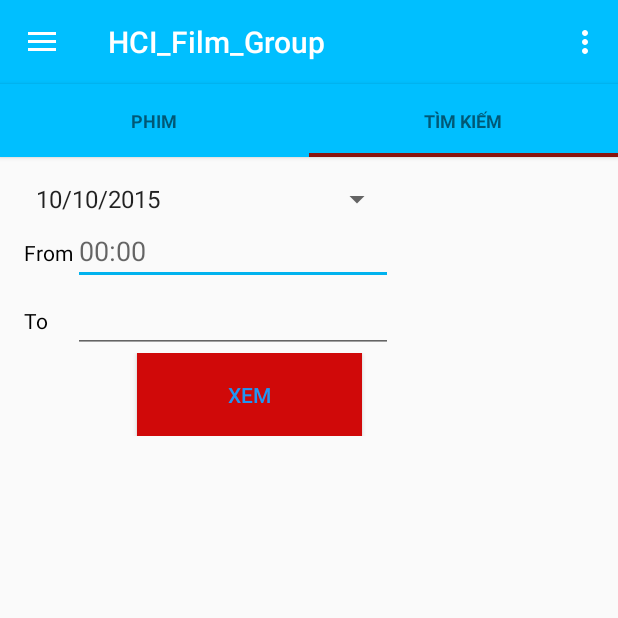
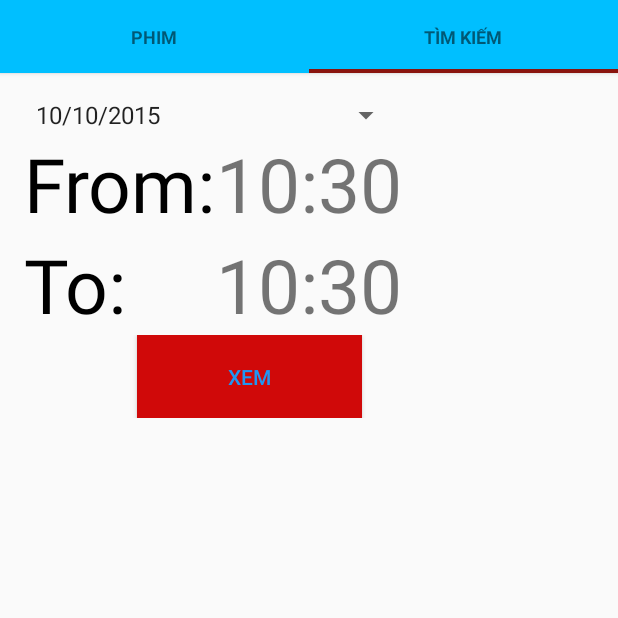
Before and after one commit to DatHT/FilmHCI, an Android app: the screen it shows after launch (MainActivity), after a tap on "TÌM KIẾM", on a phone screen of 412 x 824 dp, the top half of it. Run offline under Robolectric (Android 15) with nearby library versions, the phone set to English and light mode, and no system bars; our stand-ins replace Picasso; libraries missing offline, so code that uses them is left out: android.support.v7; pictures from the network do not load; 1 statement that could not run was skipped.

Commit message:
Update full :))

```diff
--- a/app/src/main/java/com/fpt/hci/activity/MainActivity.java
+++ b/app/src/main/java/com/fpt/hci/activity/MainActivity.java
@@ -27,12 +27,12 @@ public class MainActivity extends AppCompatActivity implements FragmentDrawer.Fr
     protected void onCreate(Bundle savedInstanceState) {
         super.onCreate(savedInstanceState);
         setContentView(R.layout.activity_main);
-        mToolbar = (Toolbar)findViewById(R.id.toolbar);
-        setSupportActionBar(mToolbar);
-        getSupportActionBar().setDisplayShowHomeEnabled(true);
+//        mToolbar = (Toolbar)findViewById(R.id.toolbar);
+//        setSupportActionBar(mToolbar);
+//        getSupportActionBar().setDisplayShowHomeEnabled(true);
         drawerFragment = (FragmentDrawer)
                 getSupportFragmentManager().findFragmentById(R.id.fragment_navigation_drawer);
-        drawerFragment.setUp(R.id.fragment_navigation_drawer, (DrawerLayout) findViewById(R.id.drawer_layout), mToolbar);
+//        drawerFragment.setUp(R.id.fragment_navigation_drawer, (DrawerLayout) findViewById(R.id.drawer_layout), mToolbar);
         drawerFragment.setDrawerListener(this);
         //displayView(0);
         //set up sliding page
--- a/app/src/main/java/com/fpt/hci/tabs/TabFilm.java
+++ b/app/src/main/java/com/fpt/hci/tabs/TabFilm.java
@@ -48,7 +48,7 @@ public class TabFilm extends Fragment {
                 intent.putExtra(DetailActivity.EXTRA_PARAM_ID, position);
                 ImageView placeImage = (ImageView) view.findViewById(R.id.placeImage);
                 LinearLayout placeHoldername = (LinearLayout) view.findViewById(R.id.placeNameHolder);
-                Pair<View, String > imagePair = Pair.create((View) placeImage, "tImage");
+                Pair<View, String> imagePair = Pair.create((View) placeImage, "tImage");
                 Pair<View, String> holderPair = Pair.create((View) placeHoldername, "tNameHolder");
                 ActivityOptionsCompat options = ActivityOptionsCompat.makeSceneTransitionAnimation(getActivity(),
                         imagePair, holderPair);
--- a/app/src/main/java/com/fpt/hci/tabs/TabSearch.java
+++ b/app/src/main/java/com/fpt/hci/tabs/TabSearch.java
@@ -1,20 +1,29 @@
 package com.fpt.hci.tabs;
 
 import android.app.ActionBar;
+import android.app.DatePickerDialog;
 import android.app.FragmentTransaction;
 import android.app.TabActivity;
 import android.content.Intent;
 import android.os.Bundle;
 import android.support.annotation.Nullable;
+import android.support.v4.app.DialogFragment;
 import android.support.v4.app.Fragment;
 import android.view.LayoutInflater;
 import android.view.View;
 import android.view.ViewGroup;
 import android.widget.Button;
+import android.widget.DatePicker;
+import android.widget.EditText;
 import android.widget.TabHost;
+import android.widget.TextView;
 
 import com.fpt.hci.activity.R;
 import com.fpt.hci.activity.SearchActivity;
+import com.fpt.hci.fragment.TimePickerFragment;
+
+import java.sql.Time;
+import java.util.Calendar;
 
 /**
  * Created by Daniel on 9/24/2015.
@@ -22,10 +31,21 @@ import com.fpt.hci.activity.SearchActivity;
 public class TabSearch extends Fragment {
 
     Button btnSubmit;
+    TextView txtTimeFrom;
+    TextView txtTimeTo;
+
     @Override
     public View onCreateView(LayoutInflater inflater, @Nullable ViewGroup container, @Nullable Bundle savedInstanceState) {
         View v = inflater.inflate(R.layout.tab_search, container, false);
+        txtTimeFrom = (TextView) v.findViewById(R.id.txtTimeFrom);
+        txtTimeTo = (TextView) v.findViewById(R.id.txtTimeTo);
         btnSubmit = (Button) v.findViewById(R.id.btnSubmit);
+        final Calendar c = Calendar.getInstance();
+        int hour = c.get(Calendar.HOUR_OF_DAY);
+        int minute = c.get(Calendar.MINUTE);
+        txtTimeFrom.setText(hour + ":" + minute);
+        txtTimeTo.setText(hour + ":" + minute);
+
         btnSubmit.setOnClickListener(new View.OnClickListener() {
             @Override
             public void onClick(View v) {
@@ -33,6 +53,28 @@ public class TabSearch extends Fragment {
                 startActivity(intent);
             }
         });
+
+
+        txtTimeFrom.setOnClickListener(new View.OnClickListener() {
+            @Override
+            public void onClick(View v) {
+                showDatePicker(R.id.txtTimeFrom);
+            }
+        });
+
+
+        txtTimeTo.setOnClickListener(new View.OnClickListener() {
+            @Override
+            public void onClick(View v) {
+                showDatePicker(R.id.txtTimeTo);
+            }
+        });
+
         return v;
     }
+
+    private void showDatePicker(int id) {
+        DialogFragment newFragment = TimePickerFragment.newInstance(id);
+        newFragment.show(getFragmentManager(),"TimePicker");
+    }
 }
--- a/app/src/main/res/layout/activity_main.xml
+++ b/app/src/main/res/layout/activity_main.xml
@@ -12,10 +12,10 @@
         android:layout_height="match_parent"
         android:orientation="vertical">
 
-        <include
-            android:id="@+id/toolbar"
-            layout="@layout/toolbar"
-            />
+        <!--<include-->
+            <!--android:id="@+id/toolbar"-->
+            <!--layout="@layout/toolbar"-->
+            <!--/>-->
 
         <LinearLayout
             android:id="@+id/container_toolbar"
--- a/app/src/main/res/layout/tab_search.xml
+++ b/app/src/main/res/layout/tab_search.xml
@@ -41,15 +41,18 @@
                 <TextView
                     android:layout_width="wrap_content"
                     android:layout_height="wrap_content"
-                    android:text="From"
+                    android:text="From:"
                     android:textColor="@android:color/black"
+                    android:textSize="50dp"
                     android:elevation="5dp"/>
 
 
-                <EditText android:id="@+id/input_email"
+                <TextView
+                    android:id="@+id/txtTimeFrom"
                     android:layout_width="match_parent"
                     android:layout_height="wrap_content"
-
+                    android:layout_column="1"
+                    android:textSize="50dp"
                     android:hint="00:00" />
 
 
@@ -62,17 +65,18 @@
                 <TextView
                     android:layout_width="wrap_content"
                     android:layout_height="wrap_content"
-                    android:text="To"
+                    android:text="To:"
                     android:textColor="@android:color/black"
+                    android:textSize="50dp"
                     android:elevation="5dp"/>
 
-                <EditText
+                <TextView
                     android:id="@+id/txtTimeTo"
                     android:layout_width="wrap_content"
                     android:layout_height="wrap_content"
                     android:layout_column="1"
-                    android:ems="10"
-                    android:inputType="time" />
+                    android:textSize="50dp"
+                    android:hint="00:00" />
 
             </TableRow>
         </TableLayout>
```
Also changed, not shown: app/src/main/res/drawable/bonchinngay.jpg (deleted), app/src/main/res/drawable/everest.jpg (deleted), app/src/main/res/drawable/khachsanhuyenbi2.jpg (deleted), app/src/main/res/drawable/nguoivanchuyen.jpg (deleted), app/src/main/res/drawable/nguoivetusaohoa.jpg (deleted), app/src/main/res/drawable/thevisit.jpg (deleted), app/src/main/res/drawable/thichkhachnhiepannuong.jpg (deleted), app/src/main/res/drawable/thunghiemdatchay.jpg (deleted), app/src/main/res/drawable/toithayhoavangtrencoxanh.jpg (deleted), app/src/main/res/drawable/trumco.jpg (deleted).
